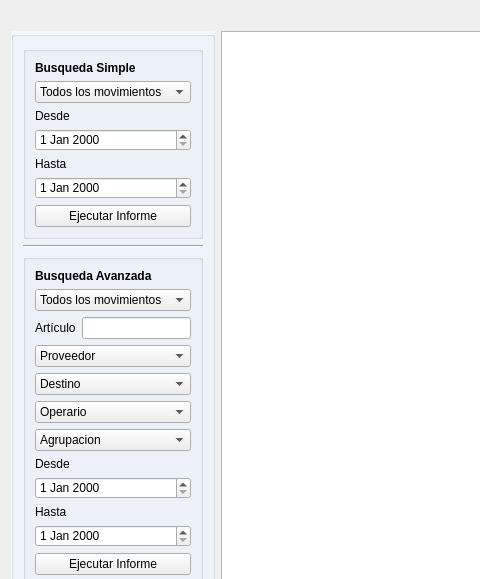
Old version of the form gui/informes/informes.ui in the repository Lonaris/Corupel; both pictures show x 0 to 480 and y 0 to 579 of the 1050 by 706 pixel window.
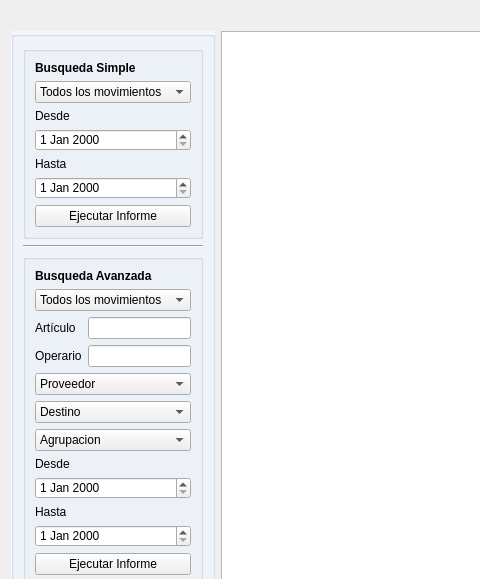
New version of the form. Icons and pictures are not drawn.

Commit message:
Nueva ventana de informes.
Pueden hacerse bÃsquedas de todo tipo, todavÃa incompleto.

```diff
--- a/gui/informes/informes.ui
+++ b/gui/informes/informes.ui
@@ -60,87 +60,6 @@
          <set>Qt::AlignCenter</set>
         </property>
         <layout class="QGridLayout" name="gridLayout_2">
-         <item row="6" column="0" colspan="2">
-          <widget class="QComboBox" name="filtro_agrupacion_av">
-           <property name="sizePolicy">
-            <sizepolicy hsizetype="Preferred" vsizetype="Expanding">
-             <horstretch>0</horstretch>
-             <verstretch>0</verstretch>
-            </sizepolicy>
-           </property>
-           <item>
-            <property name="text">
-             <string>Agrupacion</string>
-            </property>
-           </item>
-           <item>
-            <property name="text">
-             <string>Insumos</string>
-            </property>
-           </item>
-           <item>
-            <property name="text">
-             <string>Reparacion</string>
-            </property>
-           </item>
-           <item>
-            <property name="text">
-             <string>Inversion</string>
-            </property>
-           </item>
-          </widget>
-         </item>
-         <item row="7" column="0">
-          <widget class="QLabel" name="label_desde_av">
-           <property name="sizePolicy">
-            <sizepolicy hsizetype="Preferred" vsizetype="Fixed">
-             <horstretch>0</horstretch>
-             <verstretch>0</verstretch>
-            </sizepolicy>
-           </property>
-           <property name="text">
-            <string>Desde</string>
-           </property>
-          </widget>
-         </item>
-         <item row="2" column="1">
-          <widget class="QLineEdit" name="filtro_articulo_av">
-           <property name="sizePolicy">
-            <sizepolicy hsizetype="Expanding" vsizetype="Expanding">
-             <horstretch>0</horstretch>
-             <verstretch>0</verstretch>
-            </sizepolicy>
-           </property>
-          </widget>
-         </item>
-         <item row="9" column="0">
-          <widget class="QLabel" name="label_hasta_av">
-           <property name="sizePolicy">
-            <sizepolicy hsizetype="Preferred" vsizetype="Fixed">
-             <horstretch>0</horstretch>
-             <verstretch>0</verstretch>
-            </sizepolicy>
-           </property>
-           <property name="text">
-            <string>Hasta</string>
-           </property>
-          </widget>
-         </item>
-         <item row="5" column="0" colspan="2">
-          <widget class="QComboBox" name="filtro_operario_av">
-           <property name="sizePolicy">
-            <sizepolicy hsizetype="Preferred" vsizetype="Expanding">
-             <horstretch>0</horstretch>
-             <verstretch>0</verstretch>
-            </sizepolicy>
-           </property>
-           <item>
-            <property name="text">
-             <string>Operario</string>
-            </property>
-           </item>
-          </widget>
-         </item>
          <item row="0" column="0" colspan="2">
           <widget class="QLabel" name="label_titulo_2">
            <property name="font">
@@ -167,7 +86,7 @@
            </property>
           </widget>
          </item>
-         <item row="8" column="0" colspan="2">
+         <item row="9" column="0" colspan="2">
           <widget class="QDateEdit" name="fecha_desde_av">
            <property name="sizePolicy">
             <sizepolicy hsizetype="Minimum" vsizetype="Expanding">
@@ -205,7 +124,43 @@
            </item>
           </widget>
          </item>
-         <item row="11" column="0" colspan="2">
+         <item row="8" column="0">
+          <widget class="QLabel" name="label_desde_av">
+           <property name="sizePolicy">
+            <sizepolicy hsizetype="Preferred" vsizetype="Fixed">
+             <horstretch>0</horstretch>
+             <verstretch>0</verstretch>
+            </sizepolicy>
+           </property>
+           <property name="text">
+            <string>Desde</string>
+           </property>
+          </widget>
+         </item>
+         <item row="10" column="0">
+          <widget class="QLabel" name="label_hasta_av">
+           <property name="sizePolicy">
+            <sizepolicy hsizetype="Preferred" vsizetype="Fixed">
+             <horstretch>0</horstretch>
+             <verstretch>0</verstretch>
+            </sizepolicy>
+           </property>
+           <property name="text">
+            <string>Hasta</string>
+           </property>
+          </widget>
+         </item>
+         <item row="2" column="1">
+          <widget class="QLineEdit" name="filtro_articulo_av">
+           <property name="sizePolicy">
+            <sizepolicy hsizetype="Expanding" vsizetype="Expanding">
+             <horstretch>0</horstretch>
+             <verstretch>0</verstretch>
+            </sizepolicy>
+           </property>
+          </widget>
+         </item>
+         <item row="12" column="0" colspan="2">
           <widget class="QPushButton" name="btn_ejecutar_av">
            <property name="sizePolicy">
             <sizepolicy hsizetype="Expanding" vsizetype="Expanding">
@@ -247,7 +202,7 @@
            </property>
           </widget>
          </item>
-         <item row="4" column="0" colspan="2">
+         <item row="6" column="0" colspan="2">
           <widget class="QComboBox" name="filtro_destino_av">
            <property name="sizePolicy">
             <sizepolicy hsizetype="Preferred" vsizetype="Expanding">
@@ -262,20 +217,37 @@
            </item>
           </widget>
          </item>
-         <item row="10" column="0" colspan="2">
-          <widget class="QDateEdit" name="fecha_hasta_av">
+         <item row="7" column="0" colspan="2">
+          <widget class="QComboBox" name="filtro_agrupacion_av">
            <property name="sizePolicy">
-            <sizepolicy hsizetype="Minimum" vsizetype="Expanding">
+            <sizepolicy hsizetype="Preferred" vsizetype="Expanding">
              <horstretch>0</horstretch>
              <verstretch>0</verstretch>
             </sizepolicy>
            </property>
-           <property name="focusPolicy">
-            <enum>Qt::ClickFocus</enum>
-           </property>
+           <item>
+            <property name="text">
+             <string>Agrupacion</string>
+            </property>
+           </item>
+           <item>
+            <property name="text">
+             <string>Insumos</string>
+            </property>
+           </item>
+           <item>
+            <property name="text">
+             <string>Reparacion</string>
+            </property>
+           </item>
+           <item>
+            <property name="text">
+             <string>Inversion</string>
+            </property>
+           </item>
           </widget>
          </item>
-         <item row="3" column="0" colspan="2">
+         <item row="5" column="0" colspan="2">
           <widget class="QComboBox" name="filtro_proveedor_av">
            <property name="sizePolicy">
             <sizepolicy hsizetype="Preferred" vsizetype="Expanding">
@@ -290,6 +262,42 @@
            </item>
           </widget>
          </item>
+         <item row="11" column="0" colspan="2">
+          <widget class="QDateEdit" name="fecha_hasta_av">
+           <property name="sizePolicy">
+            <sizepolicy hsizetype="Minimum" vsizetype="Expanding">
+             <horstretch>0</horstretch>
+             <verstretch>0</verstretch>
+            </sizepolicy>
+           </property>
+           <property name="focusPolicy">
+            <enum>Qt::ClickFocus</enum>
+           </property>
+          </widget>
+         </item>
+         <item row="3" column="0">
+          <widget class="QLabel" name="label_operario">
+           <property name="sizePolicy">
+            <sizepolicy hsizetype="Preferred" vsizetype="Fixed">
+             <horstretch>0</horstretch>
+             <verstretch>0</verstretch>
+            </sizepolicy>
+           </property>
+           <property name="text">
+            <string>Operario</string>
+           </property>
+          </widget>
+         </item>
+         <item row="3" column="1">
+          <widget class="QLineEdit" name="filtro_operario_av">
+           <property name="sizePolicy">
+            <sizepolicy hsizetype="Expanding" vsizetype="Expanding">
+             <horstretch>0</horstretch>
+             <verstretch>0</verstretch>
+            </sizepolicy>
+           </property>
+          </widget>
+         </item>
         </layout>
        </widget>
       </item>
@@ -322,19 +330,6 @@
           </widget>
          </item>
          <item row="5" column="0">
-          <widget class="QDateEdit" name="fecha_desde_sp">
-           <property name="sizePolicy">
-            <sizepolicy hsizetype="Minimum" vsizetype="Expanding">
-             <horstretch>0</horstretch>
-             <verstretch>0</verstretch>
-            </sizepolicy>
-           </property>
-           <property name="focusPolicy">
-            <enum>Qt::ClickFocus</enum>
-           </property>
-          </widget>
-         </item>
-         <item row="3" column="0">
           <widget class="QDateEdit" name="fecha_hasta_sp">
            <property name="sizePolicy">
             <sizepolicy hsizetype="Minimum" vsizetype="Expanding">
@@ -347,6 +342,19 @@
            </property>
           </widget>
          </item>
+         <item row="3" column="0">
+          <widget class="QDateEdit" name="fecha_desde_sp">
+           <property name="sizePolicy">
+            <sizepolicy hsizetype="Minimum" vsizetype="Expanding">
+             <horstretch>0</horstretch>
+             <verstretch>0</verstretch>
+            </sizepolicy>
+           </property>
+           <property name="focusPolicy">
+            <enum>Qt::ClickFocus</enum>
+           </property>
+          </widget>
+         </item>
          <item row="0" column="0">
           <widget class="QLabel" name="label_titulo">
            <property name="sizePolicy">
@@ -528,6 +536,9 @@
    </item>
    <item row="1" column="1" rowspan="2">
     <widget class="QTableView" name="tbl_informe">
+     <property name="focusPolicy">
+      <enum>Qt::NoFocus</enum>
+     </property>
      <attribute name="horizontalHeaderStretchLastSection">
       <bool>true</bool>
      </attribute>
```
Left out of the diff: 13 changed lines with no effect on the pictures. The commit also changes 5 other files.
